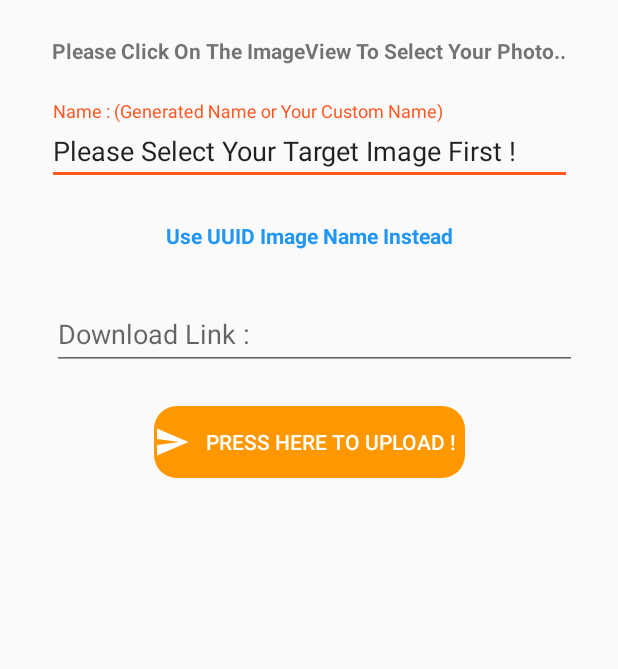
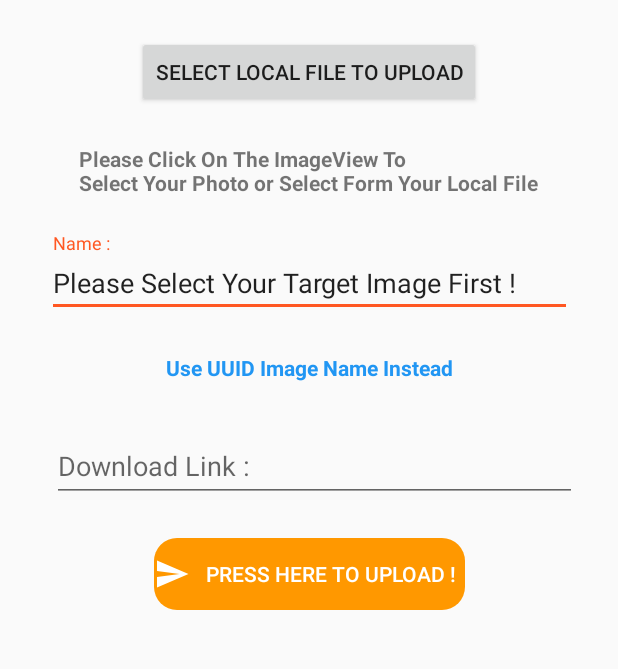
Before and after one commit to misterfocusth/Android-Firebase-Storage-Demo, an Android app: the screen it shows after launch (MainActivity), on a phone screen of 412 x 824 dp, the part 270-939 px from its top. Run offline under Robolectric (Android 15) with nearby library versions, the phone set to English and light mode, and no system bars; our stand-ins replace Firebase (no records; nobody signed in at launch, a user with empty details on screens opened directly); libraries missing offline, so code that uses them is left out: com.shashank.sony; 1 statement that could not run was skipped.

Commit message:
Add Select Form Local File Button In Layout File

```diff
--- a/app/src/main/res/layout/activity_main.xml
+++ b/app/src/main/res/layout/activity_main.xml
@@ -21,16 +21,26 @@
             app:layout_constraintTop_toTopOf="parent"
             app:srcCompat="@drawable/ic_launcher_foreground" />
 
+        <Button
+            android:id="@+id/button"
+            android:layout_width="wrap_content"
+            android:layout_height="wrap_content"
+            android:layout_marginTop="24dp"
+            android:text="Select Local File To Upload"
+            app:layout_constraintEnd_toEndOf="parent"
+            app:layout_constraintStart_toStartOf="parent"
+            app:layout_constraintTop_toBottomOf="@+id/imageView" />
+
         <TextView
             android:id="@+id/textView"
             android:layout_width="wrap_content"
             android:layout_height="wrap_content"
             android:layout_marginTop="24dp"
-            android:text="Please Click On The ImageView To Select Your Photo.."
+            android:text="Please Click On The ImageView To \nSelect Your Photo or Select Form Your Local File"
             android:textStyle="bold"
             app:layout_constraintEnd_toEndOf="parent"
             app:layout_constraintStart_toStartOf="parent"
-            app:layout_constraintTop_toBottomOf="@+id/imageView" />
+            app:layout_constraintTop_toBottomOf="@+id/button" />
 
         <com.google.android.material.textfield.TextInputLayout
             android:id="@+id/textInputLayout1"
@@ -49,7 +59,7 @@
                 android:layout_gravity="center"
                 android:drawablePadding="10dp"
                 android:drawableTint="#aaa"
-                android:hint="Name : (Generated Name or Your Custom Name)"
+                android:hint="Name : "
                 android:imeActionLabel="Next"
                 android:imeOptions="actionNext" />
         </com.google.android.material.textfield.TextInputLayout>
@@ -123,8 +133,10 @@
             android:layout_height="wrap_content"
             android:layout_marginStart="32dp"
             android:layout_marginTop="24dp"
+            android:layout_marginBottom="24dp"
             android:text="Uploading : "
             android:visibility="gone"
+            app:layout_constraintBottom_toBottomOf="parent"
             app:layout_constraintStart_toStartOf="parent"
             app:layout_constraintTop_toBottomOf="@+id/btnUpload" />
 
```
